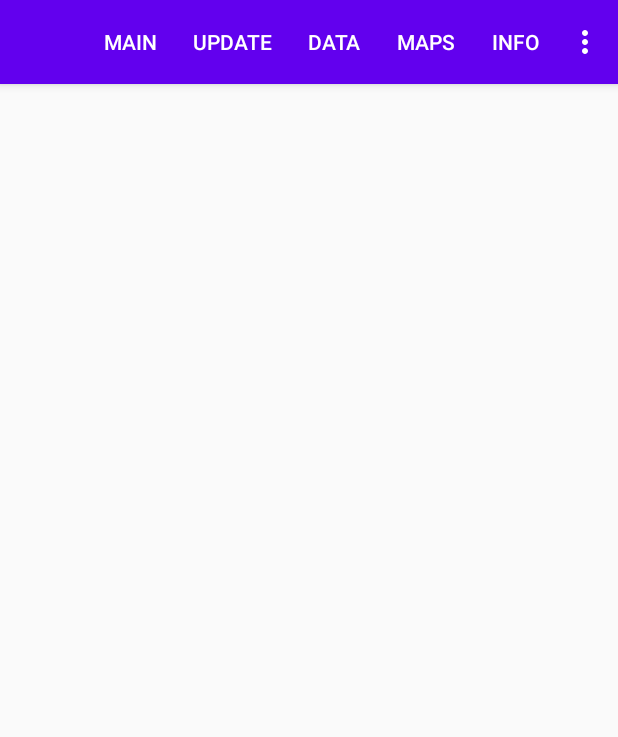
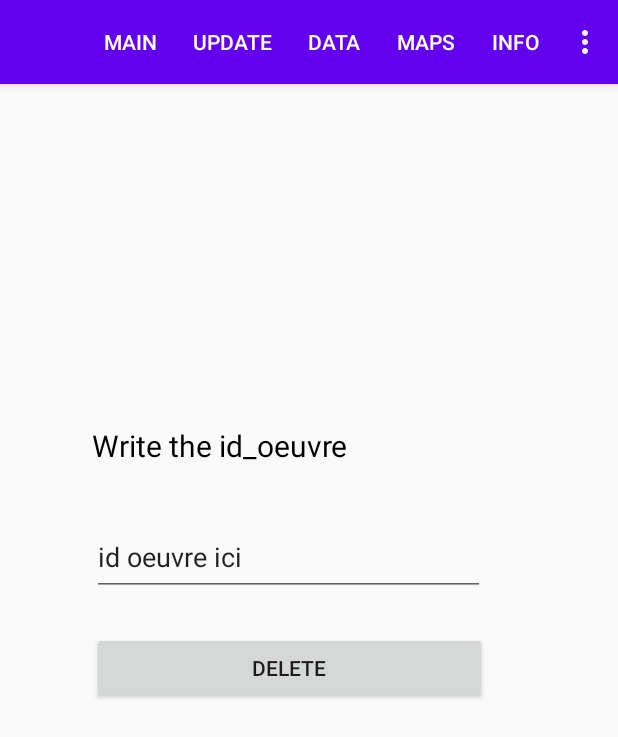
Before and after one commit to Balbinoo/Projet_Kotlin_Mobile, an Android app: the screen it shows after launch (MainActivity), in the options menu, after a tap on "Delete", on a phone screen of 412 x 824 dp. Shown: the top 737 px of the screen. Run offline under Robolectric (Android 15) with nearby library versions, the phone set to English and light mode, and no system bars.

Commit message:
add delete by id_oeuvre

```diff
--- a/app/src/main/java/com/ismin/android/CreateOeuvreFragment.kt
+++ b/app/src/main/java/com/ismin/android/CreateOeuvreFragment.kt
@@ -69,7 +69,7 @@ class CreateOeuvreFragment : Fragment() {
         val photo_auteur = "Luc Bertrand / ADAGP 2022"
         val oeuvre_repere_maps = "mock data"
         val geo_point_2d = GeoPoint2D(47.902, 1.904)
-        val photo_url2 = "https://data.orleans-metropole.fr/assets/theme_image/Lupertz-Achille-LucBertrand.jpg"
+        val photo_url2 = "https://github-production-user-asset-6210df.s3.amazonaws.com/54644626/394822720-53506455-da98-4937-8668-369a7aaecaee.jpeg?X-Amz-Algorithm=AWS4-HMAC-SHA256&X-Amz-Credential=AKIAVCODYLSA53PQK4ZA%2F20241211%2Fus-east-1%2Fs3%2Faws4_request&X-Amz-Date=20241211T160533Z&X-Amz-Expires=300&X-Amz-Signature=601829417749fd65e57a1736599caabfed8e14bff1fe43f82c5bd6c1716863c0&X-Amz-SignedHeaders=host"
         val dimension = "333 x 75,5 x 138 cm"
         val collection = "Collection?"
 
--- /dev/null
+++ b/app/src/main/java/com/ismin/android/DeleteOeuvreFragment.kt
@@ -0,0 +1,64 @@
+package com.ismin.android
+
+import android.annotation.SuppressLint
+import android.content.Context
+import android.os.Bundle
+import android.view.LayoutInflater
+import android.view.View
+import android.view.ViewGroup
+import android.widget.Button
+import android.widget.EditText
+import android.widget.Toast
+import androidx.fragment.app.Fragment
+
+class DeleteOeuvreFragment(private val compositionOeuvres: CompositionOeuvres) : Fragment() {
+
+    private lateinit var idOeuvre: EditText
+    private lateinit var deleteBtn: Button
+    private  lateinit var listener: OeuvreCreator
+
+    override fun onCreateView(
+        inflater: LayoutInflater,
+        container: ViewGroup?,
+        savedInstanceState: Bundle?
+    ): View? {
+
+        val rootView = inflater.inflate(R.layout.fragment_delete_oeuvre,container,false)
+
+        idOeuvre = rootView.findViewById(R.id.f_delete_id_input)
+        deleteBtn = rootView.findViewById(R.id.f_delete_button)
+
+        deleteBtn.setOnClickListener {
+            deleteOeuvre()
+        }
+
+        return rootView
+    }
+
+    override fun onAttach(context: Context) {
+        super.onAttach(context)
+
+        if (context is OeuvreCreator){
+            listener = context
+        } else {
+            throw RuntimeException("$context must implements OeuvreCreator")
+        }
+    }
+
+    private fun deleteOeuvre() {
+        val id_oeuvre = idOeuvre.text.toString()
+
+        try {
+            Toast.makeText(context, "IdDelete: $id_oeuvre", Toast.LENGTH_SHORT).show()
+
+            Toast.makeText(context, "IdDelete: ${compositionOeuvres.getAllOeuvres()}", Toast.LENGTH_SHORT).show()
+            val oeuvre = compositionOeuvres.getOeuvreOfIdOeuvre(id_oeuvre)
+
+            listener.onDeleteCreated(oeuvre)
+        } catch (e: Exception) {
+            Toast.makeText(context, "Oeuvre not found", Toast.LENGTH_SHORT).show()
+        }
+    }
+
+
+}
--- a/app/src/main/java/com/ismin/android/MainActivity.kt
+++ b/app/src/main/java/com/ismin/android/MainActivity.kt
@@ -4,8 +4,6 @@ import android.os.Bundle
 import android.util.Log
 import android.view.Menu
 import android.view.MenuItem
-import android.view.View
-import android.widget.TextView
 import android.widget.Toast
 import androidx.appcompat.app.AppCompatActivity
 import retrofit2.Call
@@ -18,12 +16,18 @@ const val SERVER_BASE_URL = "https://app-96fe8c94-9085-4eab-b051-80432bfa2281.cl
 
 class MainActivity : AppCompatActivity(), OeuvreCreator {
 
+    private var menu: Menu? = null
     private val compositionOeuvres = CompositionOeuvres()
     private val retrofit = Retrofit.Builder().addConverterFactory(GsonConverterFactory.create())
         .baseUrl(SERVER_BASE_URL).build()
     private val oeuvreService = retrofit.create(OeuvreService::class.java)
 
-    private var texte: TextView? = null
+    override fun onCreate(savedInstanceState: Bundle?) {
+        super.onCreate(savedInstanceState)
+
+        displayMainFragment()
+    }
+
 
     override fun onOeuvreCreated(oeuvre: Oeuvre) {
         // I don't know what it does write on top of
@@ -40,14 +44,40 @@ class MainActivity : AppCompatActivity(), OeuvreCreator {
             }
     }
 
-    override fun onCreate(savedInstanceState: Bundle?) {
-        super.onCreate(savedInstanceState)
-        //setContentView(R.layout.main_fragment_presentation)
-        displayMainFragment()
-        //texte = findViewById(R.id.a_text_main) // Initialize TextView
+
+    override fun onDeleteCreated(oeuvre: Oeuvre) {
+        val idOeuvre = oeuvre.id_oeuvre
+        if (idOeuvre.isBlank()) {
+            Toast.makeText(this, "Invalid ID", Toast.LENGTH_SHORT).show()
+            return
+        }
+
+        // Call the delete API with the correct id_oeuvre
+        oeuvreService.deleteOeuvre(idOeuvre).enqueue(object : Callback<Void> {
+            override fun onResponse(call: Call<Void>, response: Response<Void>) {
+                if (response.isSuccessful) {
+
+                    // Remove the oeuvre from the local data structure
+                    compositionOeuvres.removeOeuvre(oeuvre)
+
+                    // Refresh the list in the UI
+                    displayOeuvreListFragment()
+
+                    Toast.makeText(this@MainActivity, "Oeuvre deleted successfully", Toast.LENGTH_SHORT).show()
+                } else {
+                    Toast.makeText(this@MainActivity, "Failed to delete oeuvre", Toast.LENGTH_SHORT).show()
+                    Log.e("Delete API", "Response error: ${response.code()}, ${response.errorBody()?.string()}")
+                }
+            }
+
+            override fun onFailure(call: Call<Void>, t: Throwable) {
+                Toast.makeText(this@MainActivity, "Error: ${t.message}", Toast.LENGTH_SHORT).show()
+                Log.e("Delete API", "Request failed: ${t.message}")
+            }
+        })
     }
 
-    private fun displayAllData(){
+    private fun displayAllData() {
         oeuvreService.getAllOeuvres().enqueue(object : Callback<List<Oeuvre>> {
 
             override fun onResponse(call: Call<List<Oeuvre>>, response: Response<List<Oeuvre>>) {
@@ -62,7 +92,7 @@ class MainActivity : AppCompatActivity(), OeuvreCreator {
             }
 
             override fun onFailure(call: Call<List<Oeuvre>>, t: Throwable) {
-                Log.d("Error directly?",  "Did it get in here????")
+                Log.d("Error directly?", "Did it get in here????")
                 Toast.makeText(baseContext, "Error: ${t.message}", Toast.LENGTH_LONG).show()
                 Log.d("Retrofit", "Request URL: ${call.request().url()}")
                 Log.e("MainActivity", "Error: ${t.message}")
@@ -71,23 +101,22 @@ class MainActivity : AppCompatActivity(), OeuvreCreator {
     }
 
     private fun displayOeuvreListFragment() {
-        //declares the fragment transaction
+        // Declares the fragment transaction
         val fragmentTransaction = supportFragmentManager.beginTransaction()
 
-
-        //declares new fragment listfragçentLessDetail
+        // Declares new fragment listfragmentLessDetail
         val oeuvreListFragmentLessDetail = OeuvreListFragmentLessDetail.newInstance(
             compositionOeuvres.getAllOeuvres(),
         )
-        //replaces the actual fragment with the one created
+        // Replaces the actual fragment with the one created
         fragmentTransaction.replace(R.id.a_main_fragment_container, oeuvreListFragmentLessDetail)
         fragmentTransaction.commit()
     }
 
-    private fun displayInfo(){
+    private fun displayInfo() {
         val fragmentTransaction = supportFragmentManager.beginTransaction()
-        val oeuvreinfoFragment = InfoFragment()
-        fragmentTransaction.replace(R.id.a_main_fragment_container, oeuvreinfoFragment)
+        val oeuvreInfoFragment = InfoFragment()
+        fragmentTransaction.replace(R.id.a_main_fragment_container, oeuvreInfoFragment)
         fragmentTransaction.commit()
     }
 
@@ -95,7 +124,7 @@ class MainActivity : AppCompatActivity(), OeuvreCreator {
         val fragmentTransaction = supportFragmentManager.beginTransaction()
         val mapsFragment = MapsFragment.newInstance(
             compositionOeuvres.getAllOeuvres(),
-            )
+        )
         fragmentTransaction.replace(R.id.a_main_fragment_container, mapsFragment)
         fragmentTransaction.commit()
     }
@@ -104,26 +133,36 @@ class MainActivity : AppCompatActivity(), OeuvreCreator {
         setContentView(R.layout.main_fragment)
         val fragmentTransaction = supportFragmentManager.beginTransaction()
         val mainFragment = Main_Fragment_presentation() // Initialize MainFragment
-         fragmentTransaction.replace(R.id.a_main_fragment_container, mainFragment)
+        fragmentTransaction.replace(R.id.a_main_fragment_container, mainFragment)
         fragmentTransaction.commit() // Commit the transaction
     }
 
-    private fun updateData(){
-/*
+    private fun updateData() {
+        // Clear the existing data in the local CompositionOeuvres
         compositionOeuvres.clear()
-        displayOeuvreListFragment()
 
-        oeuvreService.createOeuvre(oeuvre)
-            .enqueue {
-                onResponse = {
-                    val oeuvreFromServer: Oeuvre? = it.body()
-                    compositionOeuvres.addOeuvre(oeuvreFromServer!!)
+        // Fetch the latest data from the server
+        oeuvreService.getAllOeuvres().enqueue(object : Callback<List<Oeuvre>> {
+            override fun onResponse(call: Call<List<Oeuvre>>, response: Response<List<Oeuvre>>) {
+                if (response.isSuccessful) {
+                    val updatedOeuvres: List<Oeuvre>? = response.body()
+                    // Populate the local storage with the fetched data
+                    if (updatedOeuvres != null) {
+                        updatedOeuvres.forEach { compositionOeuvres.addOeuvre(it) }
+                    }
+
+                    // Refresh the UI with the updated data
                     displayOeuvreListFragment()
+                    Toast.makeText(this@MainActivity, "Data updated successfully", Toast.LENGTH_SHORT).show()
+                } else {
+                    Toast.makeText(this@MainActivity, "Failed to update data", Toast.LENGTH_SHORT).show()
                 }
-                onFailure = {
-                    Toast.makeText(this@MainActivity, it?.message, Toast.LENGTH_SHORT).show()
-                }
-            }*/
+            }
+
+            override fun onFailure(call: Call<List<Oeuvre>>, t: Throwable) {
+                Toast.makeText(this@MainActivity, "Error updating data: ${t.message}", Toast.LENGTH_LONG).show()
+            }
+        })
     }
 
     private fun displayCreateOeuvreFragment() {
@@ -133,8 +172,16 @@ class MainActivity : AppCompatActivity(), OeuvreCreator {
         fragmentTransaction.commit()
     }
 
+    private fun displayDeleteOeuvreFragment (){
+        val fragmentTransaction = supportFragmentManager.beginTransaction()
+        val deleteOeuvreFragment = DeleteOeuvreFragment(compositionOeuvres)
+        fragmentTransaction.replace(R.id.a_main_fragment_container, deleteOeuvreFragment)
+        fragmentTransaction.commit()
+    }
+
     override fun onCreateOptionsMenu(menu: Menu?): Boolean {
         menuInflater.inflate(R.menu.menu_main, menu)
+        this.menu = menu
         return super.onCreateOptionsMenu(menu)
     }
 
@@ -145,8 +192,7 @@ class MainActivity : AppCompatActivity(), OeuvreCreator {
                 true
             }
             R.id.action_delete -> {
-                compositionOeuvres.clear()
-                displayOeuvreListFragment()
+                displayDeleteOeuvreFragment ()
                 true
             }
             R.id.action_add -> {
@@ -154,28 +200,22 @@ class MainActivity : AppCompatActivity(), OeuvreCreator {
                 true
             }
             R.id.action_Data -> {
-                texte?.visibility = View.INVISIBLE // Hide the TextView
                 displayAllData()
                 true
             }
             R.id.action_update -> {
-                //updateData(Oeuvre)
+                updateData()
                 true
             }
             R.id.action_maps -> {
-                texte?.visibility = View.INVISIBLE // Hide the TextView
-
                 displayMapsFragment()
                 true
             }
             R.id.action_info -> {
-                texte?.visibility = View.INVISIBLE // Hide the TextView
                 displayInfo()
                 true
             }
             else -> super.onOptionsItemSelected(item)
         }
     }
-
-
 }
--- a/app/src/main/java/com/ismin/android/Main_Fragment_presentation.kt
+++ b/app/src/main/java/com/ismin/android/Main_Fragment_presentation.kt
@@ -17,7 +17,6 @@ class Main_Fragment_presentation : Fragment() {
     ): View? {
 
         val rootView = inflater.inflate(R.layout.main_fragment_presentation,container,false)
-
         //texte = rootView.findViewById(R.id.welcome_texte)
 
         return rootView
--- a/app/src/main/java/com/ismin/android/OeuvreCreator.kt
+++ b/app/src/main/java/com/ismin/android/OeuvreCreator.kt
@@ -2,4 +2,5 @@ package com.ismin.android
 
 interface OeuvreCreator {
     fun onOeuvreCreated(oeuvre: Oeuvre)
+    fun onDeleteCreated(oeuvre: Oeuvre)
 }
--- a/app/src/main/java/com/ismin/android/OeuvreService.kt
+++ b/app/src/main/java/com/ismin/android/OeuvreService.kt
@@ -2,8 +2,10 @@ package com.ismin.android
 
 import retrofit2.Call
 import retrofit2.http.Body
+import retrofit2.http.DELETE
 import retrofit2.http.GET
 import retrofit2.http.POST
+import retrofit2.http.Path
 
 
 interface OeuvreService {
@@ -14,4 +16,7 @@ interface OeuvreService {
     @POST("oeuvres")
     fun createOeuvre(@Body oeuvre: Oeuvre): Call <Oeuvre>
 
+    @DELETE("oeuvres/delete/{id_oeuvre}")
+    fun deleteOeuvre(@Path("id_oeuvre") id: String): Call<Void>
+
 }
--- /dev/null
+++ b/app/src/main/res/layout/fragment_delete_oeuvre.xml
@@ -0,0 +1,45 @@
+<?xml version="1.0" encoding="utf-8"?>
+<androidx.constraintlayout.widget.ConstraintLayout xmlns:android="http://schemas.android.com/apk/res/android"
+    xmlns:app="http://schemas.android.com/apk/res-auto"
+    xmlns:tools="http://schemas.android.com/tools"
+    android:id="@+id/delete_btn"
+    android:layout_width="match_parent"
+    android:layout_height="match_parent">
+
+    <LinearLayout
+        android:layout_width="263dp"
+        android:layout_height="194dp"
+        android:orientation="vertical"
+        app:layout_constraintBottom_toBottomOf="parent"
+        app:layout_constraintEnd_toEndOf="parent"
+        app:layout_constraintHorizontal_bias="0.412"
+        app:layout_constraintStart_toStartOf="parent"
+        app:layout_constraintTop_toTopOf="parent"
+        app:layout_constraintVertical_bias="0.396">
+
+        <TextView
+            android:id="@+id/f_delete_texte"
+            android:layout_width="match_parent"
+            android:layout_height="46dp"
+            android:text="Write the id_oeuvre"
+            android:textColor="@android:color/black"
+            android:textSize="20sp" />
+
+        <EditText
+            android:id="@+id/f_delete_id_input"
+            android:layout_width="262dp"
+            android:layout_height="52dp"
+            android:layout_marginTop="16dp"
+            android:ems="10"
+            android:inputType="text"
+            android:text="id oeuvre ici" />
+
+        <Button
+            android:id="@+id/f_delete_button"
+            android:layout_width="match_parent"
+            android:layout_height="wrap_content"
+            android:layout_marginTop="24dp"
+            android:text="delete" />
+    </LinearLayout>
+
+</androidx.constraintlayout.widget.ConstraintLayout>
```
Also changed, not shown: app/src/main/java/com/ismin/android/CompositionOeuvres.kt (+12 -1 lines).
